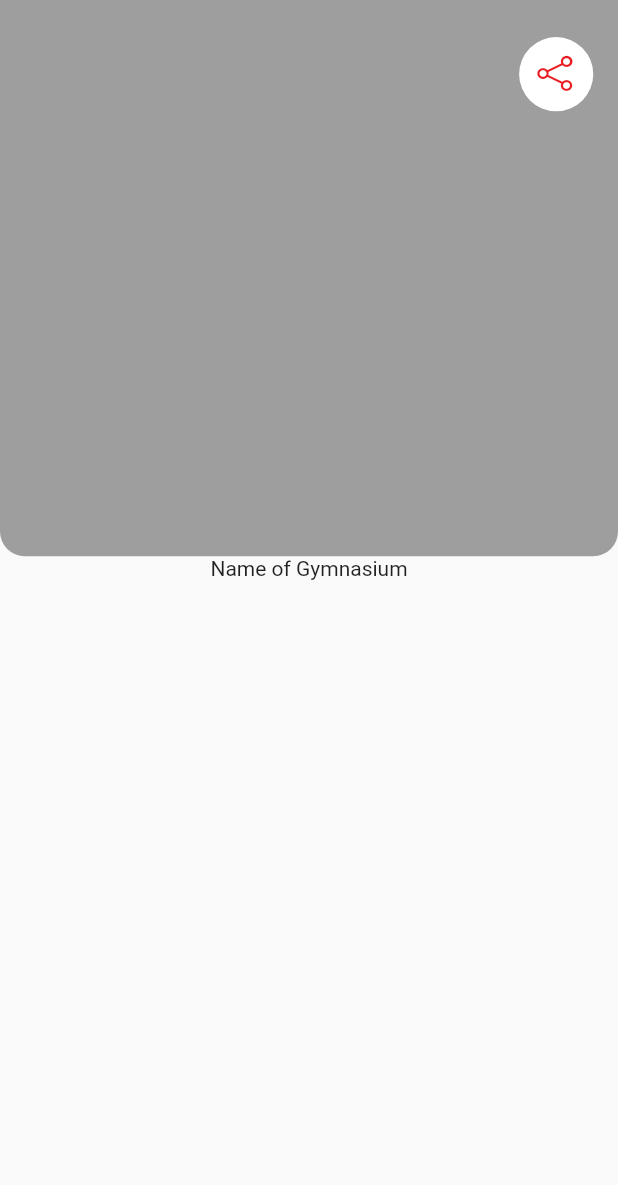
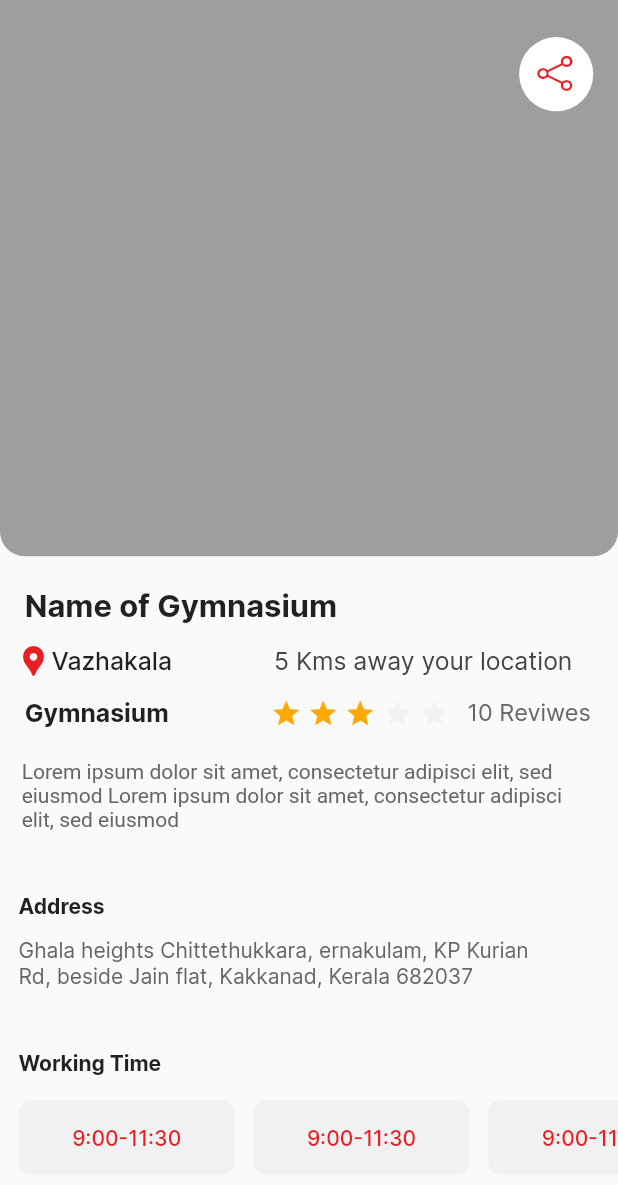
Before and after one commit to ramdanfegno/discipl, a Flutter app: the FitnessCenterListView screen opened directly, after a tap on "Name of Gymnasium", on a phone screen of 412 x 824 dp. Shown: the top 1185 px of the screen. Run offline on Flutter 3.47's test engine with Material 2 defaults, Android fonts, the phone set to English and light mode, and no system bars; drawn by our look-alikes of flutter_rating_bar; our stand-ins replace cookie_jar, dio, dio_cookie_manager, flutter_bloc, shared_preferences, sms_autofill; missing offline and left inert: dio_http_cache; accounts and stored records are empty; Roboto replaces fonts that are missing (Barlow); project files that could hold a hidden picture were left out.

Commit message:
12:04 wednesday

```diff
--- /dev/null
+++ b/lib/ui/Screens/gym/fitnes_center_details/components/gym_address_tile.dart
@@ -0,0 +1,45 @@
+import 'package:flutter/material.dart';
+import 'package:habitoz_fitness_app/utils/constants.dart';
+import 'package:habitoz_fitness_app/utils/size_config.dart';
+
+class GymAddressTile extends StatelessWidget {
+  final String address;
+
+  const GymAddressTile({Key? key, required this.address}) : super(key: key);
+
+  @override
+  Widget build(BuildContext context) {
+    return SizedBox(
+      child: Column(
+        children: [
+          SizedBox(
+            height: SizeConfig.blockSizeHorizontal * 10,
+          ),
+          Row(
+            children: [
+              SizedBox(
+                width: SizeConfig.blockSizeHorizontal * 3,
+              ),
+              Text(
+                'Address',
+                style: TextStyle(fontFamily: Constants.fontBold),
+              ),
+            ],
+          ),
+          SizedBox(
+            height: SizeConfig.blockSizeHorizontal*3,
+          ),
+          Row(
+            children: [
+              SizedBox(
+                width: SizeConfig.blockSizeHorizontal*3,
+              ),
+              SizedBox(
+              width: SizeConfig.blockSizeHorizontal*85,
+                child: Text(address,style: TextStyle(color: Constants.appbarColor,fontFamily: Constants.fontRegular),))],
+          )
+        ],
+      ),
+    );
+  }
+}
--- a/lib/ui/Screens/gym/fitnes_center_details/components/gym_detail_container.dart
+++ b/lib/ui/Screens/gym/fitnes_center_details/components/gym_amenities_tile.dart
@@ -1,16 +1,16 @@
 import 'package:flutter/material.dart';
 
-class GymDetailContainer extends StatelessWidget {
-  final String gymName;
 
-  const GymDetailContainer({Key? key, required this.gymName}) : super(key: key);
+
+class GymAmenitiesTile extends StatelessWidget {
+  const GymAmenitiesTile({Key? key}) : super(key: key);
 
   @override
   Widget build(BuildContext context) {
     return SizedBox(
       child: Column(
         children: [
-          Text(gymName),
+
         ],
       ),
     );
--- /dev/null
+++ b/lib/ui/Screens/gym/fitnes_center_details/components/gym_detail_tile.dart
@@ -0,0 +1,127 @@
+import 'package:flutter/material.dart';
+import 'package:flutter_rating_bar/flutter_rating_bar.dart';
+import 'package:habitoz_fitness_app/utils/constants.dart';
+import 'package:habitoz_fitness_app/utils/size_config.dart';
+
+class GymDetailContainer extends StatelessWidget {
+  final String gymName, place, distance, gymnasium, description;
+
+  const GymDetailContainer(
+      {Key? key,
+      required this.gymName,
+      required this.place,
+      required this.distance,
+      required this.gymnasium,
+      required this.description})
+      : super(key: key);
+
+  @override
+  Widget build(BuildContext context) {
+    return SizedBox(
+      child: Column(
+        children: [
+          SizedBox(
+            height: SizeConfig.blockSizeHorizontal * 5,
+          ),
+          Row(
+            children: [
+              SizedBox(
+                width: SizeConfig.blockSizeHorizontal * 4,
+              ),
+              Text(
+                gymName,
+                style: TextStyle(
+                    fontFamily: Constants.fontBold,
+                    fontSize: SizeConfig.blockSizeHorizontal * 5),
+              ),
+              SizedBox(
+                height: SizeConfig.blockSizeHorizontal * 5,
+              ),
+            ],
+          ),
+          SizedBox(
+            height: SizeConfig.blockSizeHorizontal * 3,
+          ),
+          Row(
+            children: [
+              SizedBox(
+                width: SizeConfig.blockSizeHorizontal * 2.5,
+              ),
+              const Icon(
+                Icons.location_pin,
+                color: Constants.primaryColor,
+              ),
+              SizedBox(
+                width: SizeConfig.blockSizeHorizontal * 26,
+                child: Text(
+                  place,
+                  style: TextStyle(
+                      fontSize: SizeConfig.blockSizeHorizontal * 4,
+                      fontFamily: Constants.fontMedium),
+                ),
+              ),
+              SizedBox(
+                width: SizeConfig.blockSizeHorizontal * 10,
+              ),
+              Text('$distance Kms away your location',
+                  style: TextStyle(
+                      color: Constants.blackLowerShade,
+                      fontSize: SizeConfig.blockSizeHorizontal * 4,
+                      fontFamily: Constants.fontRegular)),
+            ],
+          ),
+          SizedBox(
+            height: SizeConfig.blockSizeHorizontal * 3,
+          ),
+          Row(
+            children: [
+              SizedBox(
+                width: SizeConfig.blockSizeHorizontal * 4,
+              ),
+              Text(gymnasium,
+                  style: TextStyle(
+                      fontSize: SizeConfig.blockSizeHorizontal * 4,
+                      fontFamily: Constants.fontBold)),
+              SizedBox(
+                width: SizeConfig.blockSizeHorizontal * 16,
+              ),
+              SizedBox(
+                child: RatingBar.builder(
+                    itemSize: SizeConfig.blockSizeHorizontal * 5,
+                    initialRating: 3,
+                    minRating: 1,
+                    itemCount: 5,
+                    itemPadding: EdgeInsets.symmetric(
+                        horizontal: SizeConfig.blockSizeHorizontal * 0.5),
+                    allowHalfRating: true,
+                    itemBuilder: (context, _) => Icon(
+                          Icons.star,
+                          color: Constants.starColor,
+                        ),
+                    onRatingUpdate: (rating) {
+                      print(rating);
+                    }),
+              ),
+              SizedBox(
+                width: SizeConfig.blockSizeHorizontal * 2.3,
+              ),
+              Text(
+                '10 Reviwes',
+                style: TextStyle(
+                    fontFamily: Constants.fontRegular,
+                    fontSize: SizeConfig.blockSizeHorizontal * 3.8,
+                    color: Constants.appbarColor),
+              )
+            ],
+          ),
+          SizedBox(
+            height: SizeConfig.blockSizeHorizontal*5,
+          ),
+          SizedBox(
+            width: SizeConfig.blockSizeHorizontal*93,
+              child: Text(description,style: TextStyle(color: Constants.appbarColor),))
+        ],
+      ),
+    );
+  }
+}
--- /dev/null
+++ b/lib/ui/Screens/gym/fitnes_center_details/components/gym_plan_tile.dart
@@ -0,0 +1,118 @@
+import 'package:flutter/material.dart';
+import 'package:habitoz_fitness_app/utils/habitoz_icons.dart';
+
+import '../../../../../utils/constants.dart';
+import '../../../../../utils/size_config.dart';
+
+class GymPlanTile extends StatelessWidget {
+  final String plan, planTitle;
+
+  const GymPlanTile({Key? key, required this.plan, required this.planTitle})
+      : super(key: key);
+
+  @override
+  Widget build(BuildContext context) {
+    return SizedBox(
+      child: Column(
+        children: [
+          SizedBox(
+            height: SizeConfig.blockSizeHorizontal * 10,
+          ),
+          Row(
+            children: [
+              SizedBox(
+                width: SizeConfig.blockSizeHorizontal * 4,
+              ),
+              const Text(
+                'Our Plans',
+                style: TextStyle(fontFamily: Constants.fontBold),
+              ),
+            ],
+          ),
+          SizedBox(
+            height: SizeConfig.blockSizeHorizontal * 3,
+          ),
+          ListView.builder(
+              physics: NeverScrollableScrollPhysics(),
+              shrinkWrap: true,
+              itemCount: 5,
+              itemBuilder: (BuildContext context, int index) {
+                return Column(
+                  children: [
+                    Row(
+                      children: [
+                        SizedBox(
+                          width: SizeConfig.blockSizeHorizontal * 4,
+                        ),
+                        Text(
+                          '${Constants.currencySymbol}$plan',
+                          style: TextStyle(
+                              fontFamily: Constants.fontBold,
+                              fontSize: SizeConfig.blockSizeHorizontal * 5.5),
+                        ),
+                        Text(
+                          '/ Month',
+                          style: TextStyle(
+                              fontFamily: Constants.fontMedium,
+                              fontSize: SizeConfig.blockSizeHorizontal * 5.5),
+                        )
+                      ],
+                    ),
+                    SizedBox(
+                      height: SizeConfig.blockSizeHorizontal * 2,
+                    ),
+                    ListView.builder(
+                        physics: NeverScrollableScrollPhysics(),
+                        shrinkWrap: true,
+                        itemCount: 2,
+                        itemBuilder: (BuildContext context, int index) {
+                          return Padding(
+                            padding: EdgeInsets.only(
+                                top: SizeConfig.blockSizeHorizontal * 1.5,
+                                bottom: SizeConfig.blockSizeHorizontal * 1.5),
+                            child: Row(
+                              children: [
+                                SizedBox(
+                                  width: SizeConfig.blockSizeHorizontal * 4,
+                                ),
+                                Icon(
+                                  HabitozIcons.tick,
+                                  size: SizeConfig.blockSizeHorizontal * 3.2,
+                                  color: Constants.tickColor,
+                                ),
+                                SizedBox(
+                                  width: SizeConfig.blockSizeHorizontal * 2.5,
+                                ),
+                                Text(
+                                  planTitle,
+                                  style: const TextStyle(
+                                      fontFamily: Constants.fontRegular,
+                                      color: Constants.appbarColor),
+                                ),
+                              ],
+                            ),
+                          );
+                        }),
+                    SizedBox(
+                      height: SizeConfig.blockSizeHorizontal * 2,
+                    ),
+                    Padding(
+                      padding: EdgeInsets.only(
+                          left: SizeConfig.blockSizeHorizontal * 4,
+                          right: SizeConfig.blockSizeHorizontal * 4),
+                      child: Divider(
+                        thickness: SizeConfig.blockSizeHorizontal * 0.2,
+                        color: Constants.bulletinColor,
+                      ),
+                    ),
+                    SizedBox(
+                      height: SizeConfig.blockSizeHorizontal * 3,
+                    ),
+                  ],
+                );
+              })
+        ],
+      ),
+    );
+  }
+}
--- /dev/null
+++ b/lib/ui/Screens/gym/fitnes_center_details/components/gym_working_time_tile.dart
@@ -0,0 +1,74 @@
+import 'package:flutter/material.dart';
+
+import '../../../../../utils/constants.dart';
+import '../../../../../utils/size_config.dart';
+
+class GymWorkingTimeTile extends StatelessWidget {
+  final String time;
+
+  const GymWorkingTimeTile({Key? key, required this.time}) : super(key: key);
+
+  @override
+  Widget build(BuildContext context) {
+    return SizedBox(
+      child: Column(
+        children: [
+          SizedBox(
+            height: SizeConfig.blockSizeHorizontal * 10,
+          ),
+          Row(
+            children: [
+              SizedBox(
+                width: SizeConfig.blockSizeHorizontal * 3,
+              ),
+              Text(
+                'Working Time',
+                style: TextStyle(fontFamily: Constants.fontBold),
+              ),
+            ],
+          ),
+          SizedBox(
+            height: SizeConfig.blockSizeHorizontal * 4,
+          ),
+          Row(
+            children: [
+              SizedBox(
+                width: SizeConfig.blockSizeHorizontal*1.5,
+              ),
+              Expanded(
+                child: SizedBox(
+                  height: SizeConfig.blockSizeHorizontal * 12,
+                  width: MediaQuery.of(context).size.width,
+                  child: ListView.builder(
+                      scrollDirection: Axis.horizontal,
+                      itemCount: 4,
+                      itemBuilder: (context, int index) {
+                        return Padding(
+                          padding: EdgeInsets.only(
+                              left: SizeConfig.blockSizeHorizontal * 1.5,
+                              right: SizeConfig.blockSizeHorizontal * 1.5),
+                          child: Container(
+                            width: SizeConfig.blockSizeHorizontal * 35,
+                            decoration: BoxDecoration(
+                                borderRadius: BorderRadius.circular(
+                                    SizeConfig.blockSizeHorizontal * 2),
+                                color: Constants.timeContainerColor),
+                            child: Center(
+                                child: Text(
+                              time,
+                              style: TextStyle(
+                                  color: Constants.primaryColor,
+                                  fontFamily: Constants.fontMedium),
+                            )),
+                          ),
+                        );
+                      }),
+                ),
+              ),
+            ],
+          )
+        ],
+      ),
+    );
+  }
+}
--- a/lib/ui/Screens/gym/fitnes_center_details/fitness_center_list_detail_page.dart
+++ b/lib/ui/Screens/gym/fitnes_center_details/fitness_center_list_detail_page.dart
@@ -1,12 +1,18 @@
 import 'package:flutter/material.dart';
-import 'package:habitoz_fitness_app/ui/Screens/gym/fitnes_center_details/components/gym_detail_container.dart';
+import 'package:habitoz_fitness_app/ui/Screens/gym/fitnes_center_details/components/gym_detail_tile.dart';
 import 'package:habitoz_fitness_app/ui/Screens/gym/fitnes_center_details/components/gym_image_container.dart';
+import 'package:habitoz_fitness_app/ui/screens/gym/fitnes_center_details/components/gym_address_tile.dart';
+import 'package:habitoz_fitness_app/ui/screens/gym/fitnes_center_details/components/gym_plan_tile.dart';
+import 'package:habitoz_fitness_app/ui/screens/gym/fitnes_center_details/components/gym_working_time_tile.dart';
+import 'package:habitoz_fitness_app/ui/widgets/others/bulletin_tile_widget.dart';
+import 'package:habitoz_fitness_app/ui/widgets/others/circular_sliding_tile.dart';
+
+import '../../../../utils/habitoz_icons.dart';
 
 class FitnessCenterListDetailPage extends StatefulWidget {
-  final String gymName;
-
-  const FitnessCenterListDetailPage({Key? key, required this.gymName})
-      : super(key: key);
+  const FitnessCenterListDetailPage({
+    Key? key,
+  }) : super(key: key);
 
   @override
   State<FitnessCenterListDetailPage> createState() =>
@@ -19,11 +25,64 @@ class _FitnessCenterListDetailPageState
   Widget build(BuildContext context) {
     return Scaffold(
       body: SafeArea(
-        child: Column(
-          children: [
-            GymImageContainer(),
-            GymDetailContainer(gymName: widget.gymName)
-          ],
+        child: SingleChildScrollView(
+          child: Column(
+            children: const [
+              /*=====Gym image carousel=========*/
+              GymImageContainer(),
+
+              /*=========Gym Detail Container=========*/
+
+              GymDetailContainer(
+                description:
+                    'Lorem ipsum dolor sit amet, consectetur adipisci elit, '
+                    'sed eiusmod Lorem ipsum dolor sit amet, consectetur adipisci elit, sed eiusmod',
+                gymnasium: 'Gymnasium',
+                gymName: 'Name of Gymnasium',
+                place: 'Vazhakala',
+                distance: '5',
+              ),
+
+              /*=======Gym address Tile========*/
+
+              GymAddressTile(
+                address:
+                    'Ghala heights Chittethukkara, ernakulam, KP Kurian Rd, beside Jain flat, Kakkanad, Kerala 682037',
+              ),
+
+              /*=======Gym time Tile========*/
+
+              GymWorkingTimeTile(
+                time: '9:00-11:30',
+              ),
+
+              /*=======Gym amenities Tile========*/
+
+              CircularSlidingTile(
+                iconTitle: 'Elevator',
+                hasHeading: true,
+                heading: 'Amenities',
+                circularIcons: HabitozIcons.elevator,
+              ),
+
+              /*=======Gym services Tile========*/
+
+              BulletinTileWidget(
+                bulletinHeading: 'Other Services',
+                title: 'Zumba',
+              ),
+
+              /*=======Gym rules Tile========*/
+
+              BulletinTileWidget(
+                  bulletinHeading: 'Rules',
+                  title: 'Cell phones are prohibited from use in the gym.'),
+
+              /*=======Gym plan Tile========*/
+
+              GymPlanTile(plan: '2000',planTitle: 'Lorem ipsum dolor sit amet',)
+            ],
+          ),
         ),
       ),
     );
--- a/lib/ui/screens/gym/fitness_center_list/fitness_center_list_view.dart
+++ b/lib/ui/screens/gym/fitness_center_list/fitness_center_list_view.dart
@@ -96,12 +96,14 @@ class _FitnessCenterListViewState extends State<FitnessCenterListView> {
                     place: 'Vazhakala',
                     distance: '5',
                     onListTilePressed: () {
+
+                      /*============Gym detail Page===============*/
+
                       Navigator.push(
                           context,
                           MaterialPageRoute(
                               builder: (context) =>
                                   const FitnessCenterListDetailPage(
-                                    gymName: 'Name of Gymnasium',
                                   )));
                     },
                   );
--- /dev/null
+++ b/lib/ui/widgets/others/bulletin_tile_widget.dart
@@ -0,0 +1,71 @@
+import 'package:flutter/material.dart';
+import 'package:habitoz_fitness_app/utils/size_config.dart';
+
+import '../../../utils/constants.dart';
+
+class BulletinTileWidget extends StatelessWidget {
+  final String bulletinHeading,title;
+
+  const BulletinTileWidget({Key? key, required this.bulletinHeading, required this.title})
+      : super(key: key);
+
+  @override
+  Widget build(BuildContext context) {
+    return SizedBox(
+      child: Column(
+        children: [
+          SizedBox(
+            height: SizeConfig.blockSizeHorizontal * 10,
+          ),
+          Row(
+            children: [
+              SizedBox(
+                width: SizeConfig.blockSizeHorizontal * 4,
+              ),
+              Text(
+                bulletinHeading,
+                style: const TextStyle(fontFamily: Constants.fontBold),
+              ),
+            ],
+          ),
+          SizedBox(
+            height: SizeConfig.blockSizeHorizontal * 3,
+          ),
+          ListView.builder(
+            physics: NeverScrollableScrollPhysics(),
+              shrinkWrap: true,
+              itemCount: 3,
+              itemBuilder: (BuildContext context, int index) {
+                return Padding(
+                  padding:  EdgeInsets.only(top: SizeConfig.blockSizeHorizontal*1),
+                  child: Row(
+                    children: [
+                      SizedBox(
+                        width: SizeConfig.blockSizeHorizontal * 4,
+                      ),
+                       Text(
+                        Constants.bulletinSymbol,
+                        style: TextStyle(
+                          fontSize: SizeConfig.blockSizeHorizontal*6,
+                            fontFamily: Constants.fontMedium,
+                            color: Constants.bulletinColor),
+                      ),
+                      SizedBox(
+                        width: SizeConfig.blockSizeHorizontal * 2,
+                      ),
+                      Container(
+                        width: SizeConfig.blockSizeHorizontal*90,
+                        child: Text(title,style: TextStyle(
+                          fontFamily: Constants.fontRegular,
+                          color: Constants.appbarColor
+                        ),),
+                      )
+                    ],
+                  ),
+                );
+              })
+        ],
+      ),
+    );
+  }
+}
--- /dev/null
+++ b/lib/ui/widgets/others/circular_sliding_tile.dart
@@ -0,0 +1,92 @@
+import 'package:flutter/material.dart';
+import 'package:habitoz_fitness_app/utils/habitoz_icons.dart';
+
+import '../../../utils/constants.dart';
+import '../../../utils/size_config.dart';
+
+class CircularSlidingTile extends StatelessWidget {
+  final bool hasHeading;
+  final String heading,iconTitle;
+  final IconData circularIcons;
+
+  const CircularSlidingTile(
+      {Key? key,
+      required this.hasHeading,
+      required this.heading,
+      required this.circularIcons, required this.iconTitle})
+      : super(key: key);
+
+  @override
+  Widget build(BuildContext context) {
+    return SizedBox(
+      child: Column(
+        children: [
+          SizedBox(
+            height: (hasHeading) ? SizeConfig.blockSizeHorizontal * 10 : 0,
+          ),
+          Row(
+            children: [
+              SizedBox(
+                width: SizeConfig.blockSizeHorizontal * 3,
+              ),
+              Text(
+                (hasHeading) ? heading : '',
+                style: TextStyle(fontFamily: Constants.fontBold),
+              ),
+            ],
+          ),
+          SizedBox(
+            height: SizeConfig.blockSizeHorizontal * 4,
+          ),
+          Row(
+            children: [
+              SizedBox(
+                width: SizeConfig.blockSizeHorizontal * 1,
+              ),
+              Expanded(
+                child: SizedBox(
+                  height: SizeConfig.blockSizeHorizontal * 27,
+                  width: MediaQuery.of(context).size.width,
+                  child: ListView.builder(
+                      scrollDirection: Axis.horizontal,
+                      itemCount: 6,
+                      itemBuilder: (context, int index) {
+                        return Padding(
+                          padding: EdgeInsets.only(
+                              left: SizeConfig.blockSizeHorizontal * 1.5,
+                              right: SizeConfig.blockSizeHorizontal * 1.5),
+                          child: Column(
+                            children: [
+                              Container(
+                                height: SizeConfig.blockSizeHorizontal*20,
+                                width: SizeConfig.blockSizeHorizontal * 20,
+                                decoration: const BoxDecoration(
+                                    shape: BoxShape.circle,
+                                    color: Constants.primaryColor),
+                                child: Center(
+                                    child: Icon(
+                                  circularIcons,
+                                  color: Colors.white,
+                                  size: SizeConfig.blockSizeHorizontal * 9,
+                                )),
+                              ),
+                              SizedBox(
+                                height: SizeConfig.blockSizeHorizontal*2,
+                              ),
+                              Text(iconTitle,style: TextStyle(
+                                fontFamily: Constants.fontMedium
+                              ),),
+                            ],
+                          ),
+                        );
+                      }),
+                ),
+              ),
+            ],
+          ),
+        ],
+      ),
+    );
+
+  }
+}
--- a/lib/utils/constants.dart
+++ b/lib/utils/constants.dart
@@ -7,6 +7,7 @@ class Constants {
 
   static const String appTitle = 'Black Squad';
   static const String currencySymbol = '\u20B9';
+  static const String bulletinSymbol = '\u2022';
 
   //api names
   static const String apiSendOtp = 'user/enter_mobile/';
@@ -40,6 +41,12 @@ class Constants {
   static const Color disabledTextColor = Color.fromRGBO(238, 238, 238, 1);
   static const Color appbarColor = Color.fromRGBO(102, 102, 102, 1);
   static const Color starColor = Color.fromRGBO(255, 168, 0, 1);
+  static const Color timeContainerColor = Color.fromRGBO(241, 241, 241, 1);
+  static const Color bulletinColor = Color.fromRGBO(179, 179, 179, 1);
+  static const Color tickColor = Color.fromRGBO(4, 181, 0, 1);
+
+
+  static const Color blackLowerShade = Color.fromRGBO(68, 68, 68, 1);
 
 
   static const Color backgroundColor1 = Color.fromRGBO(243, 243, 243, 1);
```
